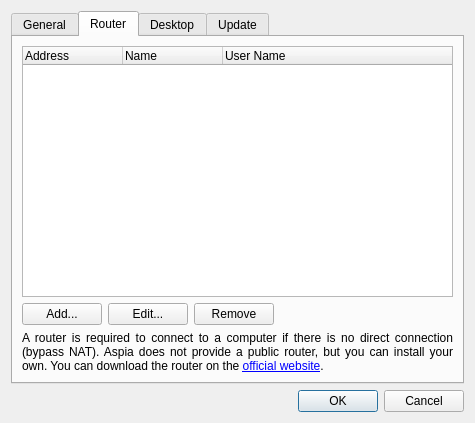
This is source/client/ui/settings_dialog.ui in dchapyshev/aspia as Qt 5 draws it before an edit. The edited form follows.
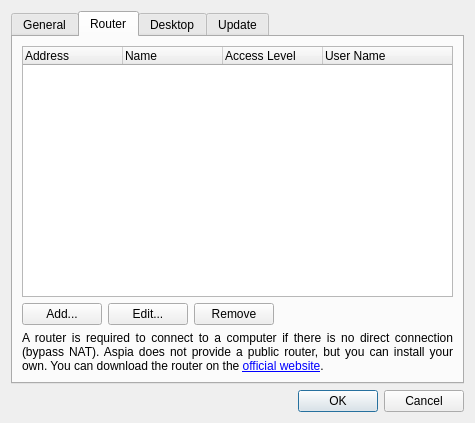
This is the edited form. The open tabs and pages were chosen to show the change. Custom widgets are drawn as their Qt base class.

What changed in the file:
```diff
--- a/source/client/ui/settings_dialog.ui
+++ b/source/client/ui/settings_dialog.ui
@@ -114,6 +114,11 @@
            <string>Name</string>
           </property>
          </column>
+         <column>
+          <property name="text">
+           <string>Access Level</string>
+          </property>
+         </column>
          <column>
           <property name="text">
            <string>User Name</string>
```
